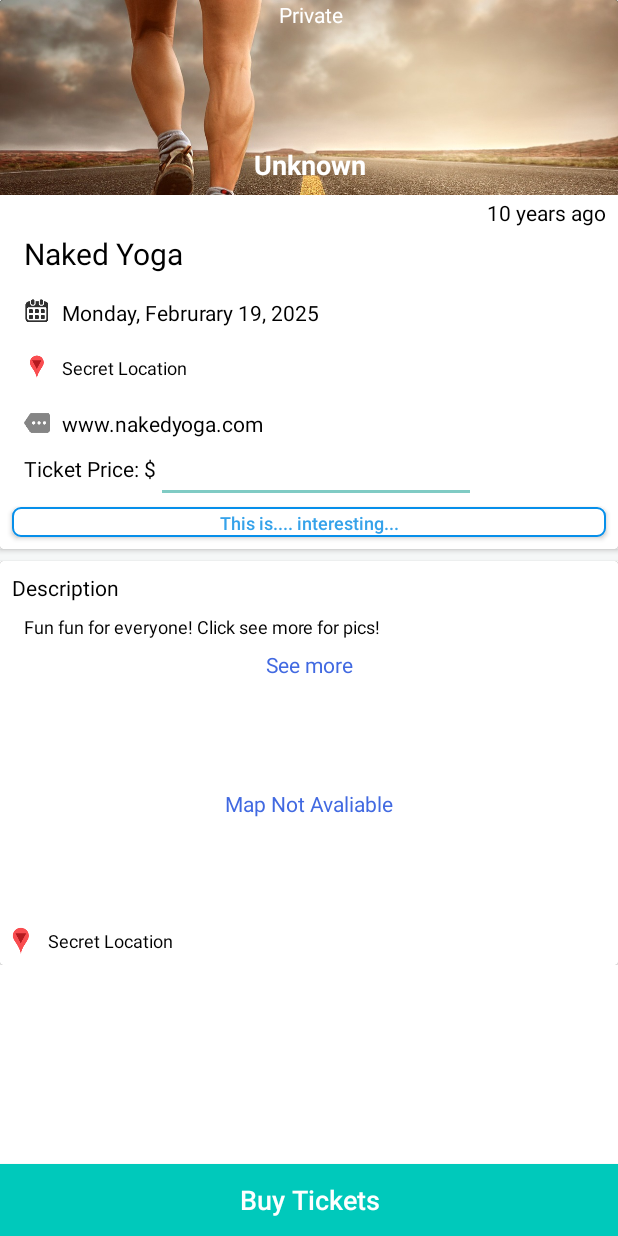
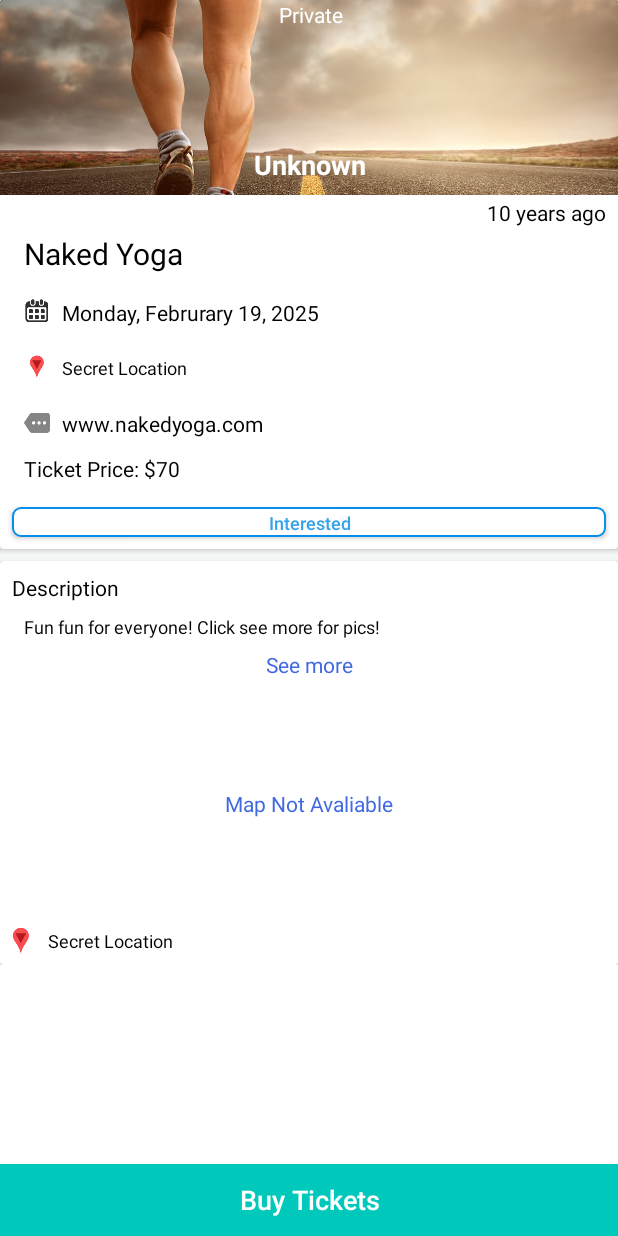
Before and after one commit to Seeno/BuyButton, an Android app: the screen it shows after launch (MainActivity), on a phone screen of 412 x 824 dp. Run offline under Robolectric (Android 15) with nearby library versions, the light colour scheme and no system bars; libraries missing offline, so code that uses them is left out: com.parse, com.stripe.android; 3 statements that could not run were skipped.

Commit message:
Attempts to implement buy button functionality

```diff
--- a/app/src/main/java/com/jimmytangdev/buybutton/MainActivity.java
+++ b/app/src/main/java/com/jimmytangdev/buybutton/MainActivity.java
@@ -58,7 +58,6 @@ public class MainActivity extends AppCompatActivity {
         );
 
         TextView seeMore = findViewById(R.id.see_more);
-        final EditText ticketPrice = findViewById(R.id.ticket_price);
         Button buyTicket = findViewById(R.id.buy_tickets);
         TextView titleTextView = findViewById(R.id.idea_detail_title);
         final String title = titleTextView.getText().toString();
@@ -86,12 +85,7 @@ public class MainActivity extends AppCompatActivity {
         buyTicket.setOnClickListener(new View.OnClickListener() {
             @Override
             public void onClick(View view) {
-                int ticketPriceNum;
-                if (ticketPrice == null || ticketPrice.getText().toString().equals("")) {
-                    ticketPriceNum = 70;
-                } else {
-                    ticketPriceNum = Integer.parseInt(ticketPrice.getText().toString());
-                }
+                int ticketPriceNum = 70;
                 AlertDialog.Builder builder;
                 if (Build.VERSION.SDK_INT >= Build.VERSION_CODES.LOLLIPOP) {
                     builder = new AlertDialog.Builder(context, android.R.style.Theme_Material_Dialog_Alert);
@@ -149,12 +143,16 @@ public class MainActivity extends AppCompatActivity {
         }
     }
 
+    // Will make the request for the purchaseItem at your Cloud Code
     private void charge(Token cardToken){
+        // Create the parameters that will be passed to your
+        // Cloud Code function
+        // Configure your parameters here
         HashMap<String, Object> params = new HashMap<String, Object>();
-        params.put("itemName", "test"); //This part you need to pass your item detail, implement yourself
+        params.put("ItemName", "test");
         params.put("cardToken", cardToken.getId());
-        params.put("name","Dominic Wong");
-        params.put("email","dominwong4@gmail.com");
+        params.put("name","ClientName");
+        params.put("email","ClientEmail@gmail.com");
         params.put("address","HIHI");
         params.put("zip","99999");
         params.put("city_state","CA");
--- a/app/src/main/res/layout/activity_main.xml
+++ b/app/src/main/res/layout/activity_main.xml
@@ -212,7 +212,7 @@
                         android:clickable="false"
                         android:focusable="false"
                         android:focusableInTouchMode="false"
-                        android:text="This is.... interesting..."
+                        android:text="Interested"
                         android:textAllCaps="false"
                         android:textColor="#35A2EA"
                         android:textSize="12sp"
@@ -250,24 +250,12 @@
                         android:layout_height="wrap_content"
                         android:layout_marginBottom="16dp"
                         android:layout_marginTop="12dp"
-                        android:text="Ticket Price: $"
+                        android:text="Ticket Price: $70"
                         android:textColor="@color/black"
                         android:textSize="14sp"
                         app:layout_constraintBottom_toTopOf="@+id/idea_detail_button_join"
                         app:layout_constraintStart_toStartOf="@+id/idea_detail_moreinfoimage"
                         app:layout_constraintTop_toBottomOf="@+id/idea_detail_moreinfoimage" />
-
-                    <EditText
-                        android:id="@+id/ticket_price"
-                        android:layout_width="wrap_content"
-                        android:layout_height="wrap_content"
-                        android:ems="10"
-                        android:hint="50"
-                        android:inputType="number"
-                        android:textColor="@color/black"
-                        app:layout_constraintBottom_toBottomOf="@+id/textView19"
-                        app:layout_constraintStart_toEndOf="@+id/textView19"
-                        app:layout_constraintTop_toTopOf="@+id/textView19" />
 
                 </android.support.constraint.ConstraintLayout>
 
```
